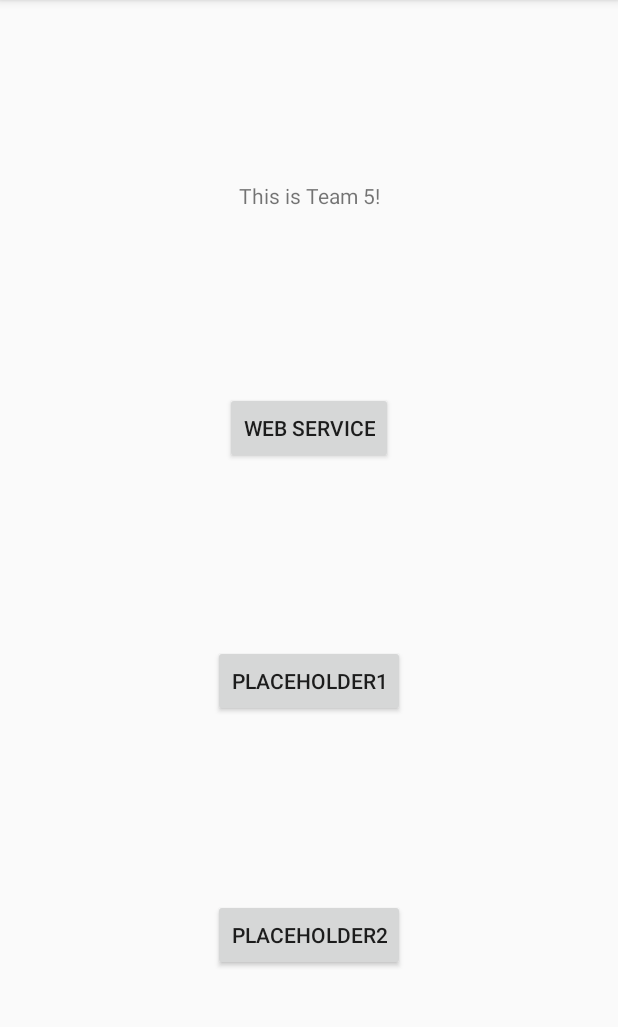
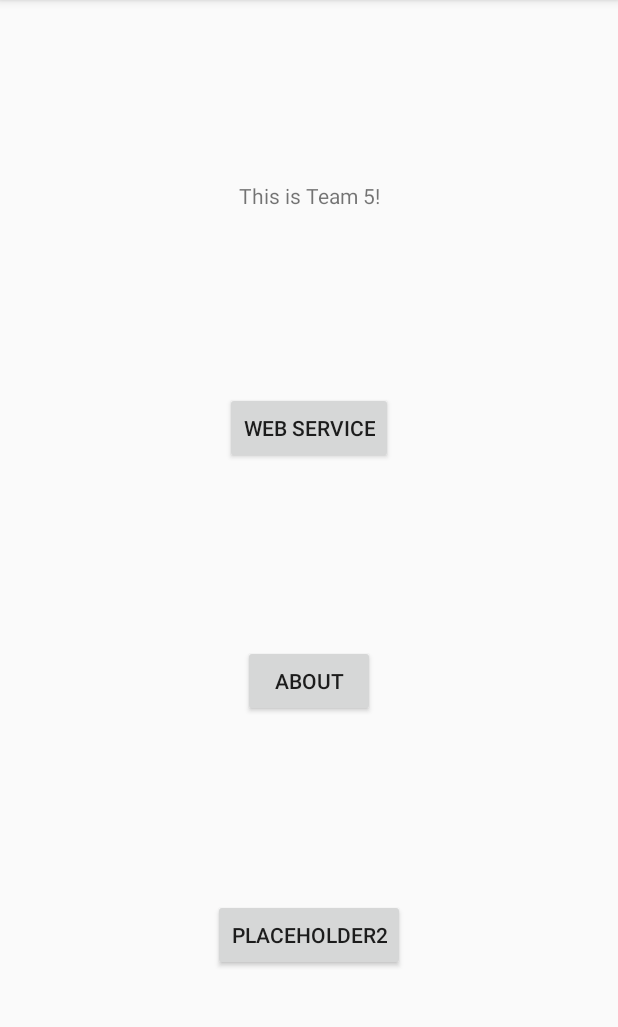
Before and after one commit to CS5520-Team5/Team5GroupProject, an Android app: the screen it shows after launch (MainActivity), on a phone screen of 412 x 824 dp, the part 84-1111 px from its top. Run offline under Robolectric (Android 15) with nearby library versions, the phone set to English and light mode, and no system bars.

Commit message:
Add the about button to show group member info

```diff
--- a/app/src/main/AndroidManifest.xml
+++ b/app/src/main/AndroidManifest.xml
@@ -32,6 +32,9 @@
                 android:name="android.app.lib_name"
                 android:value="" />
         </activity>
+        <activity
+            android:name=".AboutUsActivity"
+            android:exported="false" />
     </application>
     <uses-permission android:name="android.permission.INTERNET" />
 </manifest>
--- a/app/src/main/java/edu/northeastern/groupproject/MainActivity.java
+++ b/app/src/main/java/edu/northeastern/groupproject/MainActivity.java
@@ -9,7 +9,7 @@ import android.widget.Button;
 
 public class MainActivity extends AppCompatActivity {
 
-    Button btnWebService;
+    Button btnWebService, btnAboutUs;
 
     @Override
     protected void onCreate(Bundle savedInstanceState) {
@@ -17,7 +17,6 @@ public class MainActivity extends AppCompatActivity {
         setContentView(R.layout.activity_main);
 
         btnWebService = findViewById(R.id.btnWebService);
-
         btnWebService.setOnClickListener(new View.OnClickListener() {
             @Override
             public void onClick(View view) {
@@ -25,5 +24,14 @@ public class MainActivity extends AppCompatActivity {
                 startActivity(intent);
             }
         });
+
+        btnAboutUs = findViewById(R.id.btnAboutUs);
+        btnAboutUs.setOnClickListener(new View.OnClickListener() {
+            @Override
+            public void onClick(View view) {
+                Intent intent = new Intent(MainActivity.this, AboutUsActivity.class);
+                startActivity(intent);
+            }
+        });
     }
 }
--- a/app/src/main/res/layout/activity_main.xml
+++ b/app/src/main/res/layout/activity_main.xml
@@ -23,14 +23,14 @@
         android:text="@string/btnWebServiceString"
         app:layout_constraintStart_toStartOf="parent"
         app:layout_constraintEnd_toEndOf="parent"
-        app:layout_constraintBottom_toTopOf="@id/btnPlaceholder1"
+        app:layout_constraintBottom_toTopOf="@id/btnAboutUs"
         app:layout_constraintTop_toBottomOf="@id/introText" />
 
     <Button
-        android:id="@id/btnPlaceholder1"
+        android:id="@id/btnAboutUs"
         android:layout_width="wrap_content"
         android:layout_height="wrap_content"
-        android:text="@string/btnPlaceholder1String"
+        android:text="@string/btnAboutUsString"
         app:layout_constraintStart_toStartOf="parent"
         app:layout_constraintEnd_toEndOf="parent"
         app:layout_constraintTop_toBottomOf="@id/btnWebService"
@@ -43,7 +43,7 @@
         android:text="@string/btnPlaceholder2String"
         app:layout_constraintStart_toStartOf="parent"
         app:layout_constraintEnd_toEndOf="parent"
-        app:layout_constraintTop_toBottomOf="@id/btnPlaceholder1"
+        app:layout_constraintTop_toBottomOf="@id/btnAboutUs"
         app:layout_constraintBottom_toBottomOf="parent"/>
 
 </androidx.constraintlayout.widget.ConstraintLayout>
--- a/app/src/main/res/values/ids.xml
+++ b/app/src/main/res/values/ids.xml
@@ -3,7 +3,7 @@
 <!--    IDs in MainActivity-->
     <item name="introText" type="id" />
     <item name="btnWebService" type="id" />
-    <item name="btnPlaceholder1" type="id" />
+    <item name="btnAboutUs" type="id" />
     <item name="btnPlaceholder2" type="id" />
 <!--    IDs in WebServiceActivity-->
     <item name="selectFlagInfo" type="id" />
--- a/app/src/main/res/values/strings.xml
+++ b/app/src/main/res/values/strings.xml
@@ -3,7 +3,7 @@
 <!--    Strings in MainActivity-->
     <string name="introTextString">This is Team 5!</string>
     <string name="btnWebServiceString">Web Service</string>
-    <string name="btnPlaceholder1String">Placeholder1</string>
+    <string name="btnAboutUsString">About</string>
     <string name="btnPlaceholder2String">Placeholder2</string>
 <!--    Strings in WebServiceActivity-->
     <string name="optional_select_flags_to_blacklist">(Optional) Select flags to filter the results:</string>
@@ -17,4 +17,5 @@
     <string name="categoryString">Category</string>
     <string name="setupString">Setup</string>
     <string name="deliveryString">Delivery</string>
+    <string name="groupMemeberInfo">This is Team 5!\n\nYanan Dong\nZhuoya Huang\nYuchi Shi\nYusheng Guo\nHua Cong</string>
 </resources>
```
Also changed, not shown: app/src/main/java/edu/northeastern/groupproject/AboutUsActivity.java (added, +16 -0 lines), app/src/main/res/layout/activity_about_us.xml (added, +21 -0 lines).
